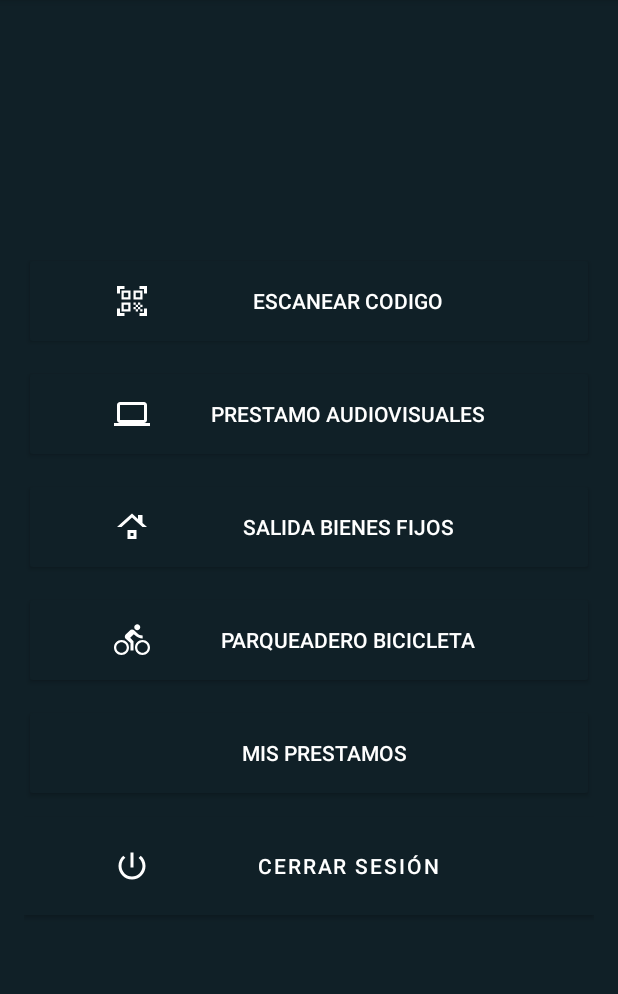
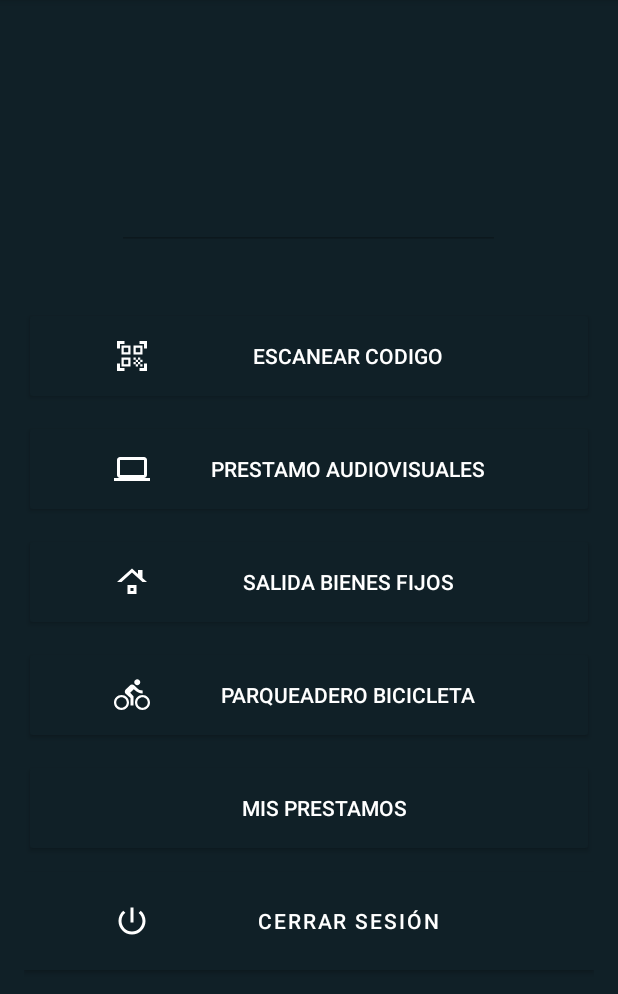
Before and after one commit to pabloandresgonzalez/appqr, an Android app: the MenuActivity screen opened directly, with no data from a screen before it, on a phone screen of 412 x 824 dp, the part 84-1078 px from its top. Run offline under Robolectric (Android 15) with nearby library versions, the phone set to English and light mode, and no system bars; libraries missing offline, so code that uses them is left out: me.dm7.barcodescanner.

Commit message:
stable reader code and notification fcm

```diff
--- a/app/src/main/AndroidManifest.xml
+++ b/app/src/main/AndroidManifest.xml
@@ -2,7 +2,7 @@
 <manifest xmlns:android="http://schemas.android.com/apk/res/android"
     package="fabricadesoftware.com">
 
-    <uses-permission android:name="android.permission.INTERNET"/>
+    <uses-permission android:name="android.permission.INTERNET" />
     <uses-permission android:name="android.permission.CAMERA" />
 
     <application
@@ -12,6 +12,7 @@
         android:roundIcon="@drawable/logo_ucc"
         android:supportsRtl="true"
         android:theme="@style/Theme.Appqr">
+        <activity android:name=".ui.EscanerActivity"></activity>
 
         <meta-data
             android:name="com.google.firebase.messaging.default_notification_icon"
@@ -39,11 +40,12 @@
                 <category android:name="android.intent.category.LAUNCHER" />
             </intent-filter>
         </activity>
+
         <service
             android:name=".io.fcm.FCMService"
             android:exported="false">
             <intent-filter>
-                <action android:name="com.google.firebase.MESSAGING_EVENT"/>
+                <action android:name="com.google.firebase.MESSAGING_EVENT" />
             </intent-filter>
         </service>
     </application>
--- a/app/src/main/res/layout/activity_menu.xml
+++ b/app/src/main/res/layout/activity_menu.xml
@@ -10,9 +10,33 @@
     android:gravity="center"
     tools:context=".ui.MenuActivity">
 
+    <EditText
+        android:id="@+id/etqr"
+        android:layout_width="255dp"
+        android:layout_height="wrap_content"
+        android:ems="10"
+        android:enabled="false"
+        android:gravity="start|top"
+        android:inputType="textMultiLine"
+        android:textColor="@android:color/white"
+        android:textSize="18sp"
+        app:layout_constraintStart_toStartOf="parent"
+        app:layout_constraintTop_toTopOf="parent" />
+    <TextView
+        android:id="@+id/tvResult1"
+        android:layout_width="83dp"
+        android:layout_height="28dp"
+        android:enabled="false"
+        android:text="TextView"
+        android:visibility="invisible"
+        app:layout_constraintStart_toStartOf="parent"
+        app:layout_constraintTop_toTopOf="parent" />
+
+
     <Button
         app:backgroundTint="@color/btnsprimary"
         android:id="@+id/btnQR"
+        android:onClick="btnEscaner"
         android:layout_width="match_parent"
         android:layout_height="65dp"
         android:layout_marginTop="10dp"
--- /dev/null
+++ b/app/src/main/res/values/styles.xml
@@ -0,0 +1,5 @@
+<?xml version="1.0" encoding="utf-8"?>
+<resources>
+
+    <style name="CampoTextoPurpura">Correo</style>
+</resources>
```
Also changed, not shown: app/src/main/java/fabricadesoftware/com/ui/MainActivity.kt (+22 -0 lines), app/src/main/java/fabricadesoftware/com/ui/MenuActivity.kt (+50 -11 lines), app/src/main/java/fabricadesoftware/com/ui/ScannerActivity.kt (added, +37 -0 lines), app/src/main/res/values/strings.xml (+7 -0 lines).
